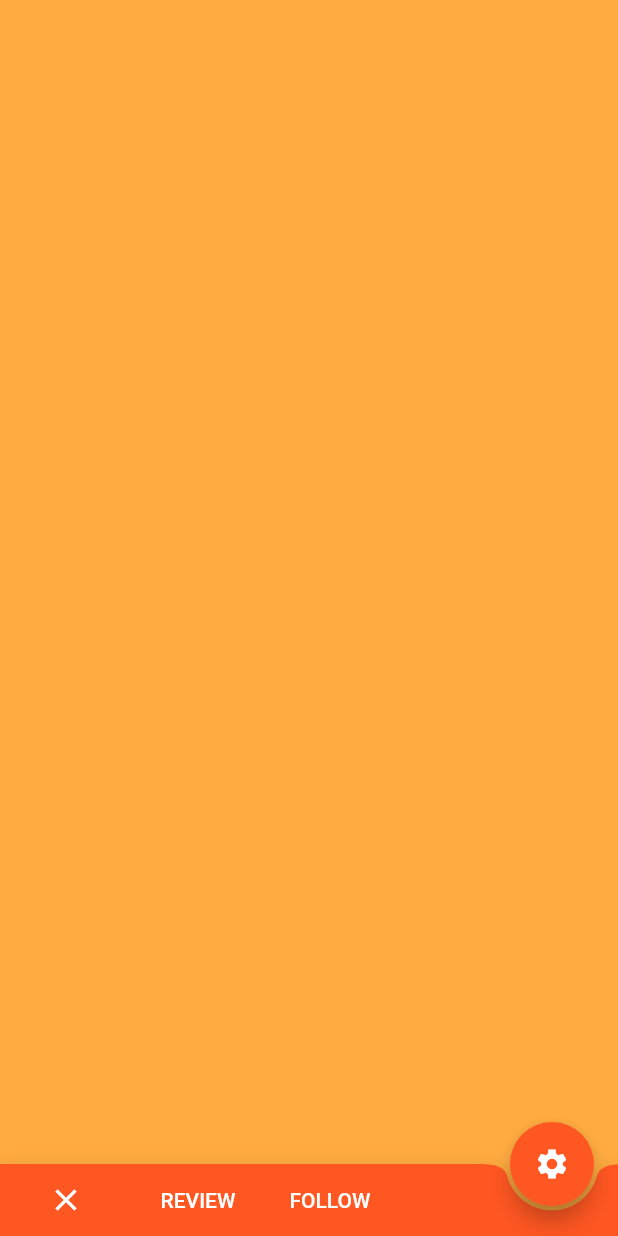
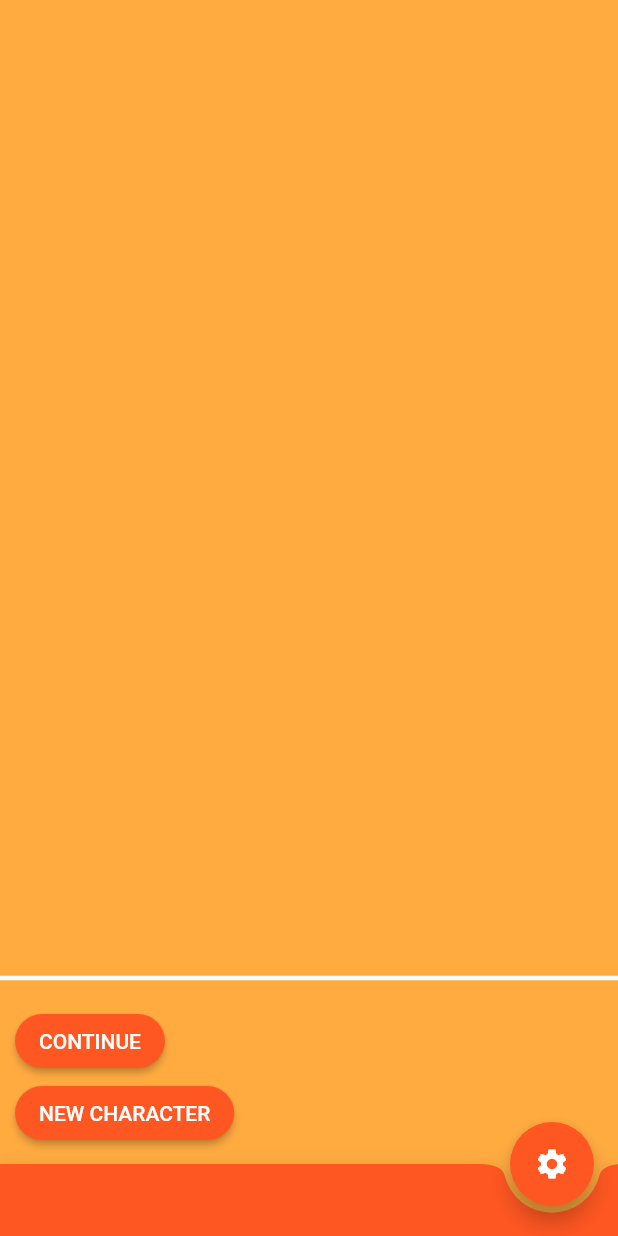
Before and after one commit to winnie-phebus/Creamsicle, a Flutter app: the screen it shows after launch, on a phone screen of 412 x 824 dp. Run offline on Flutter 3.47's test engine with Material 2 defaults, Android fonts, the phone set to English and light mode, and no system bars.

Commit message:
welcome button panel v1

```diff
--- a/lib/constants.dart
+++ b/lib/constants.dart
@@ -5,11 +5,23 @@ const appName = "CreamSlices";
 // TODO: figure out how to make constant
 ThemeData kOrangeThemeData = ThemeData(
   backgroundColor: Colors.orangeAccent,
+  dialogBackgroundColor: Colors.deepOrangeAccent,
   scaffoldBackgroundColor: Colors.orangeAccent,
   primarySwatch: Colors.deepOrange,
+  dividerColor: Colors.white,
   visualDensity: VisualDensity.adaptivePlatformDensity,
+  bottomAppBarColor: Colors.deepOrange,
 );
 
+// TODO: compare orange on white to white on orange
 const kBottomAppBarTextStyle = TextStyle(
+  color: Colors.deepOrange,
+);
+
+const kTextStyleToWhite = TextStyle(
   color: Colors.white,
 );
+
+var kRoundedRectangleButtonShape = RoundedRectangleBorder(
+  borderRadius: BorderRadius.circular(30.0),
+);
--- a/lib/screens/welcome_screen.dart
+++ b/lib/screens/welcome_screen.dart
@@ -32,46 +32,6 @@ class _HomeScreenState extends State<HomeScreen> {
   Widget build(BuildContext context) {
     return Scaffold(
       backgroundColor: Theme.of(context).scaffoldBackgroundColor,
-      bottomNavigationBar: BottomAppBar(
-        color: Theme.of(context).primaryColor,
-        child: Row(
-          mainAxisSize: MainAxisSize.max,
-          mainAxisAlignment: MainAxisAlignment.start,
-          children: <Widget>[
-            FlatButton(
-              child: Icon(
-                Icons.close,
-                color: Colors.white,
-              ),
-              onPressed: () {
-                print("exit pressed");
-              },
-            ),
-            FlatButton(
-              child: Text(
-                "REVIEW",
-                style: kBottomAppBarTextStyle,
-              ),
-              //child: Icon(Icons.rate_review),
-              onPressed: () {
-                print("review pressed");
-              },
-            ),
-            FlatButton(
-              child: Text(
-                "FOLLOW",
-                style: kBottomAppBarTextStyle,
-              ),
-              onPressed: () {
-                print("follow pressed");
-              },
-            ),
-          ],
-        ),
-        clipBehavior: Clip.none,
-        notchMargin: 3.0,
-        shape: CircularNotchedRectangle(),
-      ),
       body: Center(
         child: Column(
           // Column is also a layout widget. It takes a list of children and
@@ -88,8 +48,47 @@ class _HomeScreenState extends State<HomeScreen> {
           // center the children vertically; the main axis here is the vertical
           // axis because Columns are vertical (the cross axis would be
           // horizontal).
-          mainAxisAlignment: MainAxisAlignment.center,
-          children: <Widget>[],
+          mainAxisAlignment: MainAxisAlignment.end,
+          crossAxisAlignment: CrossAxisAlignment.start,
+          children: <Widget>[
+            Divider(
+              thickness: 3,
+              color: Colors.white,
+            ),
+            Padding(
+              padding: const EdgeInsets.all(10.0),
+              child: Container(
+                alignment: Alignment.bottomLeft,
+                child: Column(
+                  crossAxisAlignment: CrossAxisAlignment.start,
+                  children: <Widget>[
+                    RaisedButton(
+                      child: Text(
+                        "CONTINUE",
+                        style: kTextStyleToWhite,
+                      ),
+                      color: Theme.of(context).primaryColor,
+                      shape: kRoundedRectangleButtonShape,
+                      onPressed: () {
+                        print("continue Character pressed");
+                      },
+                    ),
+                    RaisedButton(
+                      child: Text(
+                        "NEW CHARACTER",
+                        style: kTextStyleToWhite,
+                      ),
+                      color: Theme.of(context).primaryColor,
+                      shape: kRoundedRectangleButtonShape,
+                      onPressed: () {
+                        print("new Character pressed");
+                      },
+                    ),
+                  ],
+                ),
+              ),
+            ),
+          ],
         ),
       ),
       floatingActionButtonLocation: FloatingActionButtonLocation.endDocked,
@@ -101,6 +100,45 @@ class _HomeScreenState extends State<HomeScreen> {
         tooltip: 'Open Settings',
         child: Icon(Icons.settings),
       ),
+      bottomNavigationBar: BottomAppBar(
+        child: Row(
+          mainAxisSize: MainAxisSize.max,
+          mainAxisAlignment: MainAxisAlignment.start,
+          children: <Widget>[
+/*            FlatButton(
+              child: Icon(
+                Icons.close,
+                color: Colors.white,
+              ),
+              onPressed: () {
+                print("exit pressed");
+              },
+            ),*/
+            FlatButton(
+              child: Text(
+                "REVIEW",
+                style: kBottomAppBarTextStyle,
+              ),
+              //child: Icon(Icons.rate_review),
+              onPressed: () {
+                print("review pressed");
+              },
+            ),
+            FlatButton(
+              child: Text(
+                "SUPPORT",
+                style: kBottomAppBarTextStyle,
+              ),
+              onPressed: () {
+                print("follow pressed");
+              },
+            ),
+          ],
+        ),
+        clipBehavior: Clip.none,
+        notchMargin: 4.5,
+        shape: CircularNotchedRectangle(),
+      ),
     );
   }
 }
```
